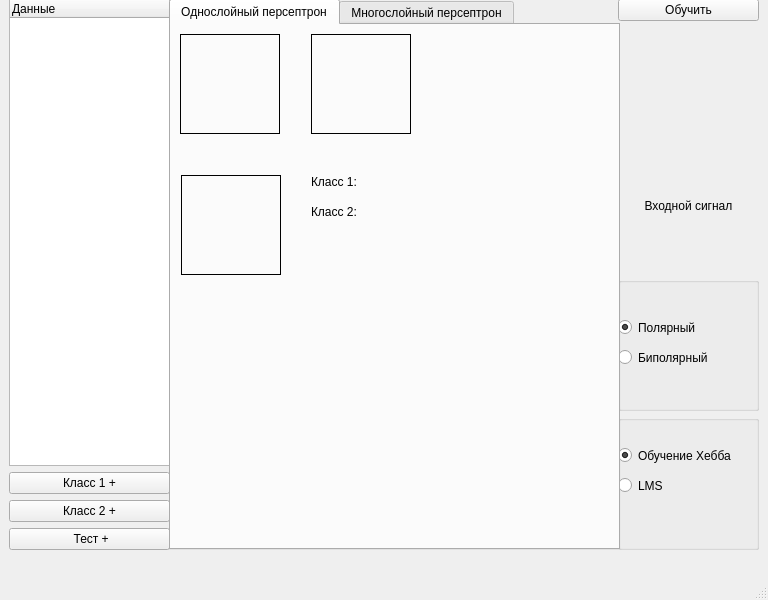
Qt form View/view.ui (Alek-dr/NeuralNetworks) before a commit.
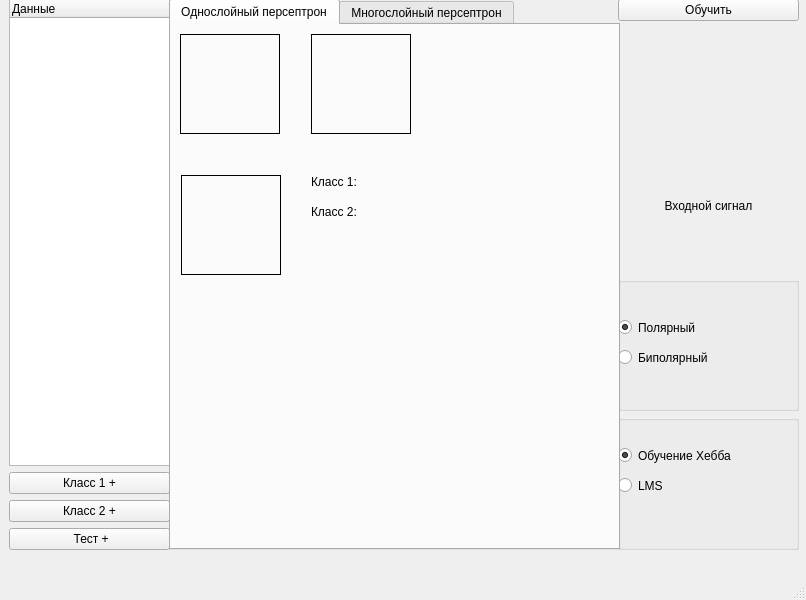
The same form after that commit.

```diff
--- a/View/view.ui
+++ b/View/view.ui
@@ -6,7 +6,7 @@
    <rect>
     <x>0</x>
     <y>0</y>
-    <width>768</width>
+    <width>806</width>
     <height>600</height>
    </rect>
   </property>
@@ -19,7 +19,7 @@
      <rect>
       <x>618</x>
       <y>-1</y>
-      <width>141</width>
+      <width>181</width>
       <height>551</height>
      </rect>
     </property>
@@ -160,7 +160,7 @@
      </item>
     </layout>
    </widget>
-   <widget class="QWidget" name="">
+   <widget class="QWidget" name="layoutWidget">
     <property name="geometry">
      <rect>
       <x>169</x>
```
Left out of the diff: 6 changed lines with no effect on the pictures.
